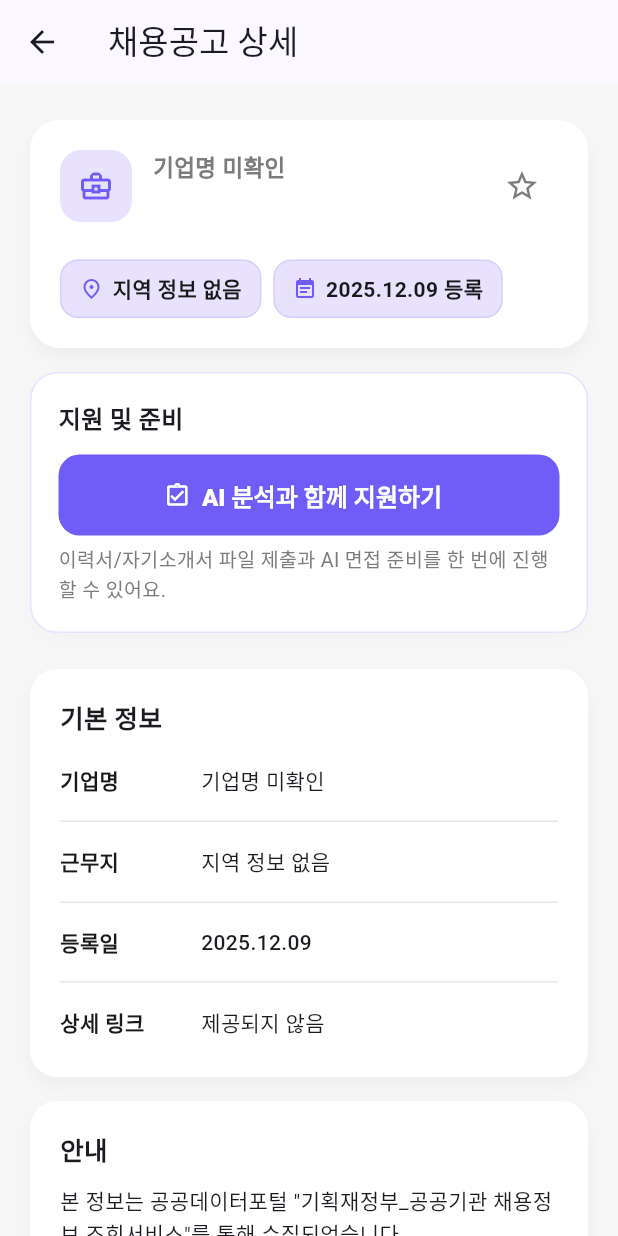
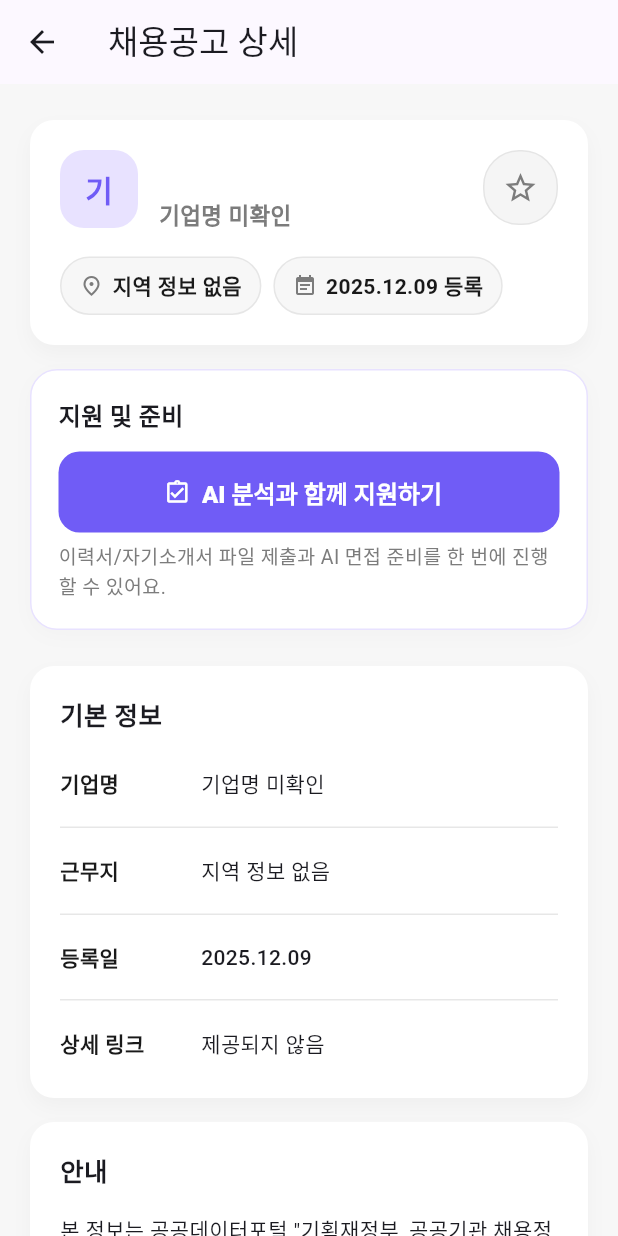
Before and after one commit to hoyoung13/readyai, a Flutter app: the JobDetailPage screen opened directly with empty values, on a phone screen of 412 x 824 dp. Run offline on Flutter 3.47's test engine with Material 3 defaults, Android fonts, the phone set to English and light mode, and no system bars; our stand-ins replace camera, cloud_firestore, dio, file_picker, firebase_auth, firebase_core and 13 more; missing offline and left inert: ffmpeg_kit_flutter_new, googleapis, kakao_flutter_sdk_user; accounts and stored records are empty.

Commit message:
디테일 페이지 수정

```diff
--- a/lib/features/jobs/job_detail_page.dart
+++ b/lib/features/jobs/job_detail_page.dart
@@ -1,3 +1,4 @@
+import 'package:characters/characters.dart';
 import 'package:cloud_firestore/cloud_firestore.dart';
 import 'package:firebase_auth/firebase_auth.dart';
 import 'package:firebase_storage/firebase_storage.dart';
@@ -60,7 +61,7 @@ class JobDetailPage extends StatelessWidget {
               ),
             const SizedBox(height: 24),
             if (job.summaryItems.isNotEmpty)
-              _InfoBlock(
+              ModernSectionCard(
                 title: '공고 요약',
                 separated: true,
                 children: job.summaryItems
@@ -74,7 +75,7 @@ class JobDetailPage extends StatelessWidget {
               ),
             if (job.summaryItems.isNotEmpty) const SizedBox(height: 16),
             if (hasApplicationPeriod)
-              _InfoBlock(
+              ModernSectionCard(
                 title: '접수 기간',
                 separated: true,
                 children: [
@@ -88,7 +89,7 @@ class JobDetailPage extends StatelessWidget {
                 ],
               ),
             if (hasApplicationPeriod) const SizedBox(height: 16),
-            _InfoBlock(
+            ModernSectionCard(
               title: '기본 정보',
               separated: true,
               children: [
@@ -106,18 +107,18 @@ class JobDetailPage extends StatelessWidget {
             ),
             const SizedBox(height: 16),
             if (trimmedDescription.isNotEmpty)
-              _InfoBlock(
+              ModernSectionCard(
                 title: '상세 설명',
                 children: [
                   Text(
                     trimmedDescription,
-                    style: const TextStyle(height: 1.5),
+                    style: const TextStyle(height: 1.6),
                   ),
                 ],
               ),
             if (trimmedDescription.isNotEmpty) const SizedBox(height: 16),
             if (job.detailRows.isNotEmpty)
-              _InfoBlock(
+              ModernSectionCard(
                 title: '상세 정보',
                 separated: true,
                 children: job.detailRows
@@ -137,7 +138,7 @@ class JobDetailPage extends StatelessWidget {
                             const SizedBox(height: 6),
                             Text(
                               row.description,
-                              style: const TextStyle(height: 1.5),
+                              style: const TextStyle(height: 1.6),
                             ),
                           ],
                         ),
@@ -147,27 +148,27 @@ class JobDetailPage extends StatelessWidget {
               ),
             if (job.detailRows.isNotEmpty) const SizedBox(height: 16),
             if (job.tags.isNotEmpty)
-              _InfoBlock(
+              ModernSectionCard(
                 title: '복리후생 / 태그',
                 children: [
                   Wrap(
                     spacing: 8,
                     runSpacing: 8,
                     children: job.tags
-                        .map((tag) => _BenefitChip(label: tag))
+                        .map((tag) => ModernTag(label: tag))
                         .toList(growable: false),
                   ),
                 ],
               ),
             if (job.tags.isNotEmpty) const SizedBox(height: 16),
-            _InfoBlock(
+            ModernSectionCard(
               title: '안내',
               children: [
                 Text(
                   trimmedNotice.isNotEmpty
                       ? trimmedNotice
                       : '본 정보는 공공데이터포털 "기획재정부_공공기관 채용정보 조회서비스"를 통해 수집되었습니다.',
-                  style: const TextStyle(height: 1.5),
+                  style: const TextStyle(height: 1.6),
                 ),
                 if (trimmedNotice.isNotEmpty) const SizedBox(height: 8),
               ],
@@ -619,36 +620,47 @@ class _HeaderCard extends StatelessWidget {
 
   @override
   Widget build(BuildContext context) {
+    final initial = (job.companyLabel.isNotEmpty)
+        ? job.companyLabel.characters.first.toUpperCase()
+        : '?';
     return Container(
       width: double.infinity,
       padding: const EdgeInsets.all(20),
       decoration: BoxDecoration(
         color: Colors.white,
-        borderRadius: BorderRadius.circular(20),
+        borderRadius: BorderRadius.circular(16),
         boxShadow: [
           BoxShadow(
-            color: Colors.black.withOpacity(0.04),
+            color: Colors.black.withOpacity(0.03),
             blurRadius: 10,
             offset: const Offset(0, 6),
           ),
         ],
       ),
-      child: Column(
+      child: Stack(
+        children: [
+          Column(
             crossAxisAlignment: CrossAxisAlignment.start,
             children: [
               Row(
                 crossAxisAlignment: CrossAxisAlignment.start,
                 children: [
                   Container(
-                width: 48,
-                height: 48,
+                    width: 52,
+                    height: 52,
                     decoration: BoxDecoration(
                       color: AppColors.primarySoft,
-                  borderRadius: BorderRadius.circular(14),
+                      borderRadius: BorderRadius.circular(16),
                     ),
-                child: const Icon(
-                  Icons.business_center_outlined,
+                    child: Center(
+                      child: Text(
+                        initial,
+                        style: const TextStyle(
+                          fontWeight: FontWeight.w800,
                           color: AppColors.primary,
+                          fontSize: 20,
+                        ),
+                      ),
                     ),
                   ),
                   const SizedBox(width: 14),
@@ -657,42 +669,28 @@ class _HeaderCard extends StatelessWidget {
                       crossAxisAlignment: CrossAxisAlignment.start,
                       children: [
                         Text(
-                      job.companyLabel,
+                          job.title,
                           style: const TextStyle(
-                        fontSize: 15,
-                        fontWeight: FontWeight.w700,
-                        color: AppColors.subtext,
+                            fontSize: 22,
+                            fontWeight: FontWeight.w800,
+                            height: 1.2,
                           ),
                         ),
                         const SizedBox(height: 6),
                         Text(
-                      job.title,
+                          job.companyLabel,
                           style: const TextStyle(
-                        fontSize: 24,
-                        fontWeight: FontWeight.w800,
-                        height: 1.25,
+                            fontSize: 15,
+                            fontWeight: FontWeight.w600,
+                            color: AppColors.subtext,
                           ),
                         ),
                       ],
                     ),
                   ),
-              StreamBuilder<JobActivity?>(
-                stream: activityService.watch(job),
-                builder: (context, snapshot) {
-                  final scrapped = snapshot.data?.scrapped ?? false;
-                  return IconButton(
-                    onPressed: () => onToggleScrap(scrapped),
-                    icon: Icon(
-                      scrapped ? Icons.star : Icons.star_outline,
-                      color: scrapped ? Colors.amber : AppColors.subtext,
-                    ),
-                    tooltip: scrapped ? '스크랩 취소' : '스크랩',
-                  );
-                },
-              ),
                 ],
               ),
-          const SizedBox(height: 14),
+              const SizedBox(height: 16),
               Wrap(
                 spacing: 8,
                 runSpacing: 8,
@@ -711,7 +709,41 @@ class _HeaderCard extends StatelessWidget {
                       icon: Icons.work_outline,
                       label: job.occupations.join(', '),
                     ),
+                  ...job.tags.map((tag) => ModernTag(label: tag)),
                 ],
+              ),
+            ],
+          ),
+          Positioned(
+            top: 0,
+            right: 0,
+            child: StreamBuilder<JobActivity?>(
+              stream: activityService.watch(job),
+              builder: (context, snapshot) {
+                final scrapped = snapshot.data?.scrapped ?? false;
+                return Container(
+                  decoration: BoxDecoration(
+                    color: scrapped
+                        ? AppColors.primary.withOpacity(0.12)
+                        : const Color(0xFFF5F5F5),
+                    borderRadius: BorderRadius.circular(24),
+                    border: Border.all(
+                      color: scrapped
+                          ? AppColors.primary.withOpacity(0.25)
+                          : const Color(0xFFE5E5E5),
+                    ),
+                  ),
+                  child: IconButton(
+                    onPressed: () => onToggleScrap(scrapped),
+                    icon: Icon(
+                      scrapped ? Icons.star : Icons.star_outline,
+                      color: scrapped ? AppColors.primary : AppColors.subtext,
+                    ),
+                    tooltip: scrapped ? '스크랩 취소' : '스크랩',
+                  ),
+                );
+              },
+            ),
           ),
         ],
       ),
@@ -848,19 +880,19 @@ class _InfoTag extends StatelessWidget {
     return Container(
       padding: const EdgeInsets.symmetric(horizontal: 12, vertical: 8),
       decoration: BoxDecoration(
-        color: AppColors.primarySoft,
-        borderRadius: BorderRadius.circular(12),
-        border: Border.all(color: AppColors.primary.withOpacity(0.15)),
+        color: const Color(0xFFF7F7F7),
+        borderRadius: BorderRadius.circular(20),
+        border: Border.all(color: const Color(0xFFE6E6E6)),
       ),
       child: Row(
         mainAxisSize: MainAxisSize.min,
         children: [
-          Icon(icon, size: 16, color: AppColors.primary),
+          Icon(icon, size: 16, color: AppColors.subtext),
           const SizedBox(width: 6),
           Text(
             label,
             style: const TextStyle(
-              fontWeight: FontWeight.w700,
+              fontWeight: FontWeight.w600,
               color: AppColors.text,
             ),
           ),
@@ -870,15 +902,18 @@ class _InfoTag extends StatelessWidget {
   }
 }
 
-class _InfoBlock extends StatelessWidget {
-  const _InfoBlock({
+class ModernSectionCard extends StatelessWidget {
+  const ModernSectionCard({
+    super.key,
     required this.title,
     required this.children,
+    this.icon,
     this.separated = false,
   });
 
   final String title;
   final List<Widget> children;
+  final IconData? icon;
   final bool separated;
 
   List<Widget> get _spacedChildren {
@@ -892,7 +927,7 @@ class _InfoBlock extends StatelessWidget {
       if (i != children.length - 1) {
         widgets.add(
           const Padding(
-            padding: EdgeInsets.symmetric(vertical: 10),
+            padding: EdgeInsets.symmetric(vertical: 12),
             child: Divider(
               height: 1,
               thickness: 1,
@@ -912,10 +947,10 @@ class _InfoBlock extends StatelessWidget {
       padding: const EdgeInsets.all(20),
       decoration: BoxDecoration(
         color: Colors.white,
-        borderRadius: BorderRadius.circular(18),
+        borderRadius: BorderRadius.circular(16),
         boxShadow: [
           BoxShadow(
-            color: Colors.black.withOpacity(0.04),
+            color: Colors.black.withOpacity(0.03),
             blurRadius: 10,
             offset: const Offset(0, 6),
           ),
@@ -924,6 +959,13 @@ class _InfoBlock extends StatelessWidget {
       child: Column(
         crossAxisAlignment: CrossAxisAlignment.start,
         children: [
+          Row(
+            crossAxisAlignment: CrossAxisAlignment.center,
+            children: [
+              if (icon != null) ...[
+                Icon(icon, size: 20, color: AppColors.text),
+                const SizedBox(width: 8),
+              ],
               Text(
                 title,
                 style: const TextStyle(
@@ -931,7 +973,9 @@ class _InfoBlock extends StatelessWidget {
                   fontWeight: FontWeight.w800,
                 ),
               ),
-          const SizedBox(height: 12),
+            ],
+          ),
+          const SizedBox(height: 16),
           ..._spacedChildren,
         ],
       ),
@@ -996,17 +1040,28 @@ class _BenefitChip extends StatelessWidget {
 
   @override
   Widget build(BuildContext context) {
+    return ModernTag(label: label);
+  }
+}
+
+class ModernTag extends StatelessWidget {
+  const ModernTag({super.key, required this.label});
+
+  final String label;
+
+  @override
+  Widget build(BuildContext context) {
     return Container(
       padding: const EdgeInsets.symmetric(horizontal: 12, vertical: 8),
       decoration: BoxDecoration(
-        color: AppColors.primarySoft,
-        borderRadius: BorderRadius.circular(12),
-        border: Border.all(color: AppColors.primary.withOpacity(0.15)),
+        color: const Color(0xFFF7F7F7),
+        borderRadius: BorderRadius.circular(20),
+        border: Border.all(color: const Color(0xFFE6E6E6)),
       ),
       child: Text(
         label,
         style: const TextStyle(
-          fontWeight: FontWeight.w700,
+          fontWeight: FontWeight.w600,
           color: AppColors.text,
         ),
       ),
```
Lines whose indentation alone changed are shown as unchanged.
